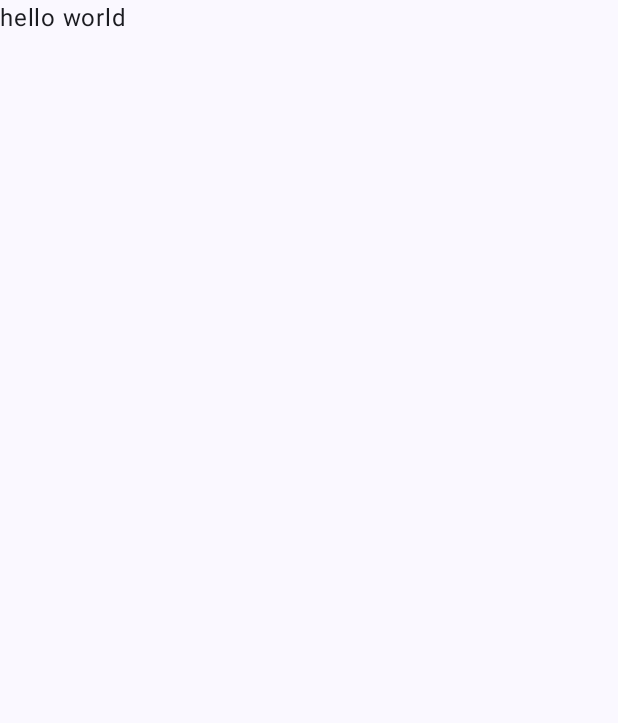
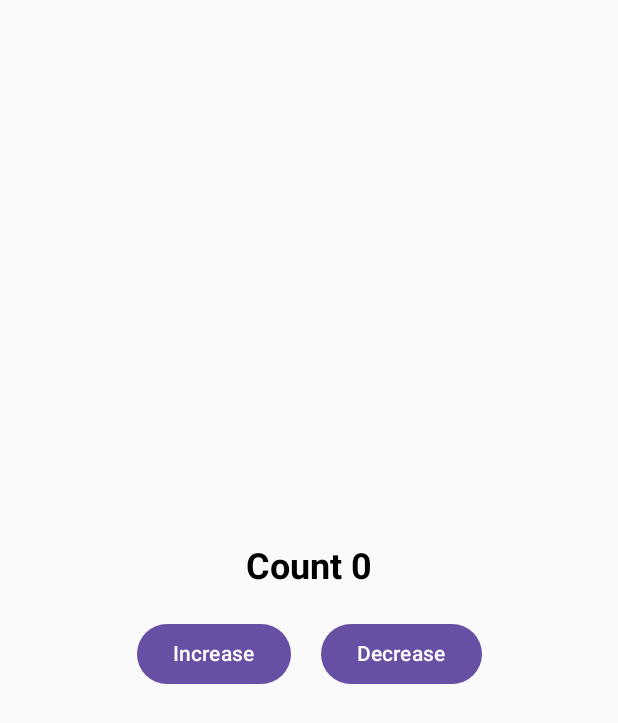
Before and after one commit to mahmoud125d/counter_app, an Android app built with Jetpack Compose: the screen it shows after launch (MainActivity), on a phone screen of 412 x 824 dp. Before the commit the part shown is almost empty. Shown: the top 723 px of the screen. Run offline under Robolectric (Android 15) with nearby library versions, the phone set to English and light mode, and no system bars.

Commit message:
the app without mvvm

```diff
--- a/app/src/main/java/com/example/counterapp/MainActivity.kt
+++ b/app/src/main/java/com/example/counterapp/MainActivity.kt
@@ -3,26 +3,79 @@ package com.example.counterapp
 import android.os.Bundle
 import androidx.activity.ComponentActivity
 import androidx.activity.compose.setContent
+import androidx.compose.foundation.layout.Arrangement
+import androidx.compose.foundation.layout.Column
+import androidx.compose.foundation.layout.Row
+import androidx.compose.foundation.layout.Spacer
 import androidx.compose.foundation.layout.fillMaxSize
+import androidx.compose.foundation.layout.height
+import androidx.compose.foundation.layout.width
+import androidx.compose.material3.Button
 import androidx.compose.material3.MaterialTheme
 import androidx.compose.material3.Surface
 import androidx.compose.material3.Text
+import androidx.compose.runtime.Composable
+import androidx.compose.runtime.mutableIntStateOf
+import androidx.compose.runtime.mutableStateOf
+import androidx.compose.runtime.remember
+import androidx.compose.ui.Alignment
 import androidx.compose.ui.Modifier
+import androidx.compose.ui.graphics.Color
+import androidx.compose.ui.text.font.FontWeight
+import androidx.compose.ui.unit.dp
+import androidx.compose.ui.unit.sp
 import com.example.counterapp.ui.theme.CounterAppTheme
 
 class MainActivity : ComponentActivity() {
     override fun onCreate(savedInstanceState: Bundle?) {
         super.onCreate(savedInstanceState)
         setContent {
-            CounterAppTheme {
-                // A surface container using the 'background' color from the theme
-                Surface(
-                    modifier = Modifier.fillMaxSize(),
-                    color = MaterialTheme.colorScheme.background
-                ) {
-                    Text(text = "hello world")
+
+            TheCounterApp()
+
+        }
+    }
+
+    @Composable
+     fun TheCounterApp() {
+        val count  = remember {
+            mutableIntStateOf(0)
+        }
+        fun increment(){
+            count.intValue++
+        }
+        fun decrement(){
+            count.intValue--
+        }
+
+        Column(
+            modifier = Modifier.fillMaxSize(),
+            verticalArrangement = Arrangement.Center,
+            horizontalAlignment = Alignment.CenterHorizontally
+        ) {
+            Text(
+                text = "Count ${count.intValue}",
+                color = Color.Black,
+                fontWeight = FontWeight.Bold,
+                fontSize = 24.sp
+            )
+            Spacer(modifier = Modifier.height(20.dp))
+            Row {
+                Button(onClick = {
+                    increment()
+                }) {
+                    Text(text = "Increase")
+                }
+                Spacer(modifier = Modifier.width(20.dp))
+                Button(onClick = {
+                    if(count.intValue>0){
+                        decrement()
+                    }
+                }) {
+                    Text(text = "Decrease")
                 }
             }
         }
+
     }
 }
```
